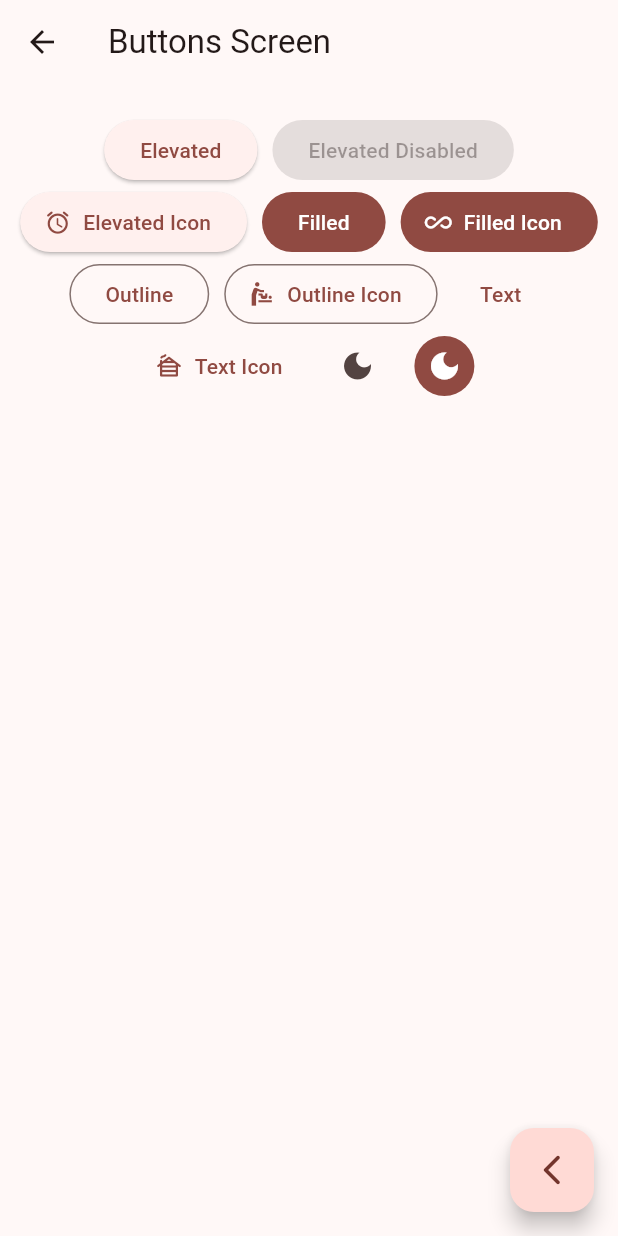
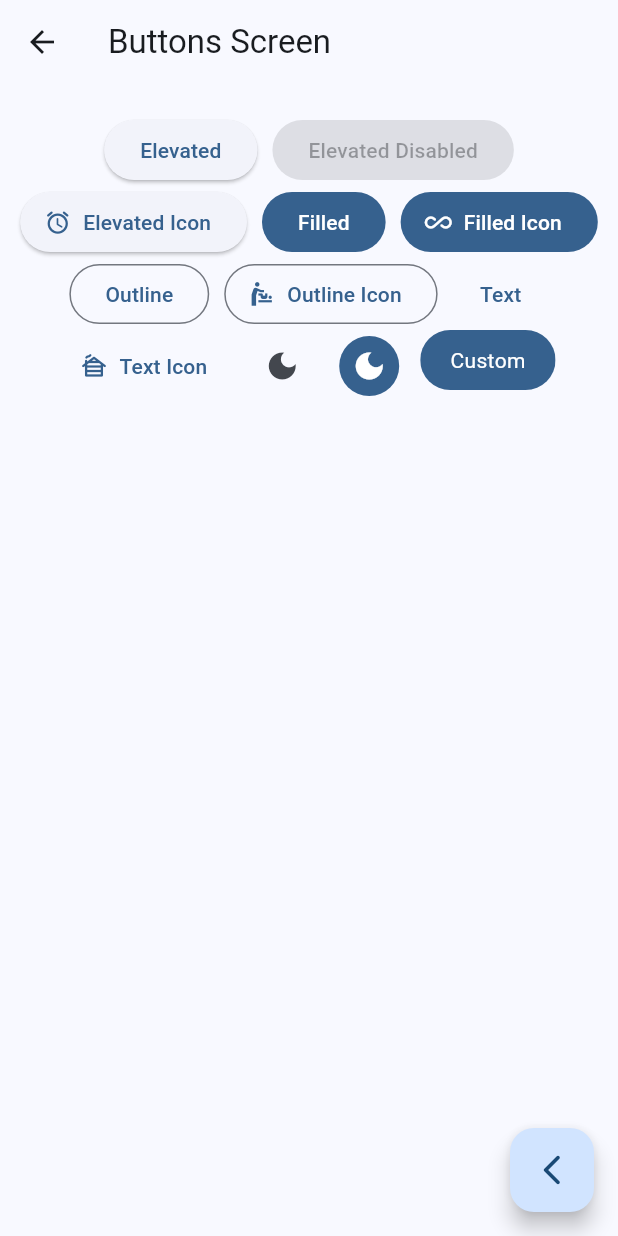
Before and after one commit to Ander0506/widgets_app, a Flutter app: the screen it shows after launch, after a tap on "Botones", on a phone screen of 412 x 824 dp. Run offline on Flutter 3.47's test engine with Material 3 defaults, Android fonts, the phone set to English and light mode, and no system bars; our stand-ins replace go_router.

Commit message:
custom button creado

```diff
--- a/lib/main.dart
+++ b/lib/main.dart
@@ -14,7 +14,7 @@ class MainApp extends StatelessWidget {
     return MaterialApp.router(
       routerConfig: appRouter,
       debugShowCheckedModeBanner: false,
-      theme: AppTheme(selectedColor: 3).getTheme(),
+      theme: AppTheme(selectedColor: 0).getTheme(),
 
       // Comentado para poder utilizar el goRouter
 
--- a/lib/presentation/screens/buttons/buttons_screen.dart
+++ b/lib/presentation/screens/buttons/buttons_screen.dart
@@ -79,9 +79,35 @@ class _ButtonsView extends StatelessWidget {
               ),
             ),
 
+            const CustomButton()
+
           ],
         ),
       ),
     );
   }
 }
+
+class CustomButton extends StatelessWidget {
+  const CustomButton({super.key});
+
+  @override
+  Widget build(BuildContext context) {
+
+    final colors = Theme.of(context).colorScheme;
+
+    return ClipRRect(
+      borderRadius: BorderRadius.circular(20),
+      child: Material(
+        color: colors.primary,
+        child: InkWell(
+          onTap: (){},
+          child: const Padding(
+            padding: EdgeInsets.symmetric(horizontal: 20, vertical: 10),
+            child: Text('Custom', style: TextStyle(color: Colors.white),),
+          ),
+        ),
+      ),
+    );
+  }
+}
```
